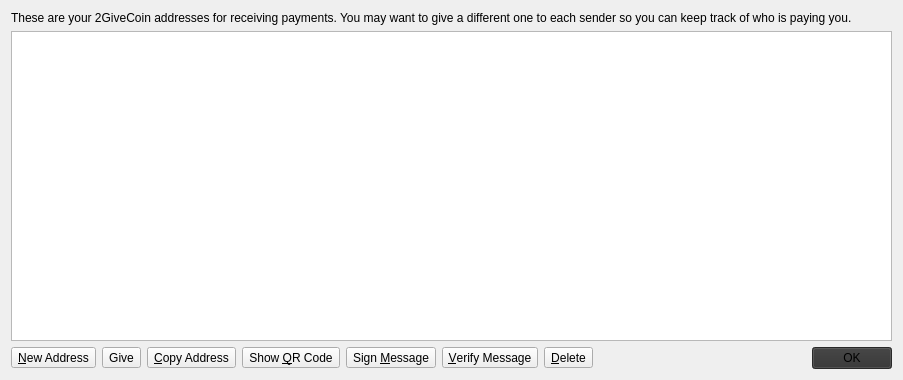
This is src/qt/forms/addressbookpage.ui in LittleDuke/2GIVE as Qt 5 draws it before an edit. The edited form follows.
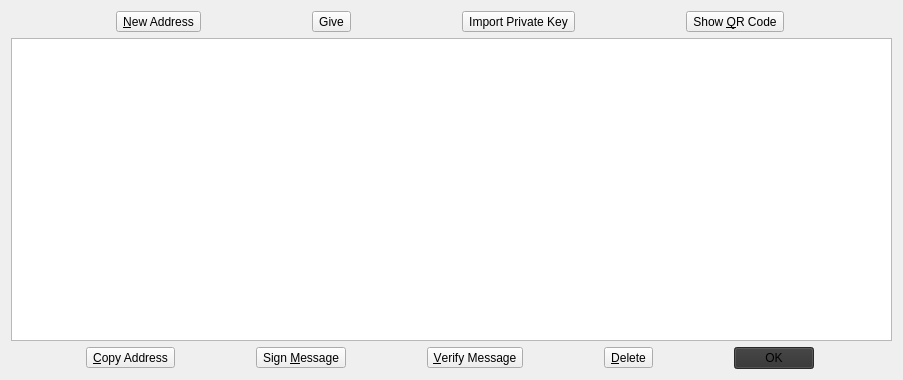
This is the edited form. Icons and pictures are not drawn.

The edit to the form file:
```diff
--- a/src/qt/forms/addressbookpage.ui
+++ b/src/qt/forms/addressbookpage.ui
@@ -15,17 +15,53 @@
   </property>
   <layout class="QVBoxLayout" name="verticalLayout">
    <item>
-    <widget class="QLabel" name="labelExplanation">
-     <property name="text">
-      <string>These are your 2GiveCoin addresses for receiving payments. You may want to give a different one to each sender so you can keep track of who is paying you.</string>
-     </property>
-     <property name="textFormat">
-      <enum>Qt::PlainText</enum>
-     </property>
-     <property name="wordWrap">
-      <bool>true</bool>
-     </property>
-    </widget>
+    <layout class="QHBoxLayout" name="horizontalLayout_2">
+     <item>
+      <widget class="QToolButton" name="newAddressButton">
+       <property name="toolTip">
+        <string>Create a new address</string>
+       </property>
+       <property name="text">
+        <string>&amp;New Address</string>
+       </property>
+       <property name="icon">
+        <iconset resource="../bitcoin.qrc">
+         <normaloff>:/icons/add</normaloff>:/icons/add</iconset>
+       </property>
+       <property name="toolButtonStyle">
+        <enum>Qt::ToolButtonTextOnly</enum>
+       </property>
+      </widget>
+     </item>
+     <item>
+      <widget class="QToolButton" name="giveButton">
+       <property name="text">
+        <string>Give</string>
+       </property>
+      </widget>
+     </item>
+     <item>
+      <widget class="QToolButton" name="importButton">
+       <property name="text">
+        <string>Import Private Key</string>
+       </property>
+      </widget>
+     </item>
+     <item>
+      <widget class="QToolButton" name="showQRCode">
+       <property name="text">
+        <string>Show &amp;QR Code</string>
+       </property>
+       <property name="icon">
+        <iconset resource="../bitcoin.qrc">
+         <normaloff>:/icons/qrcode</normaloff>:/icons/qrcode</iconset>
+       </property>
+       <property name="toolButtonStyle">
+        <enum>Qt::ToolButtonTextOnly</enum>
+       </property>
+      </widget>
+     </item>
+    </layout>
    </item>
    <item>
     <widget class="QTableView" name="tableView">
@@ -57,30 +93,6 @@
    </item>
    <item>
     <layout class="QHBoxLayout" name="horizontalLayout">
-     <item>
-      <widget class="QToolButton" name="newAddressButton">
-       <property name="toolTip">
-        <string>Create a new address</string>
-       </property>
-       <property name="text">
-        <string>&amp;New Address</string>
-       </property>
-       <property name="icon">
-        <iconset resource="../bitcoin.qrc">
-         <normaloff>:/icons/add</normaloff>:/icons/add</iconset>
-       </property>
-       <property name="toolButtonStyle">
-        <enum>Qt::ToolButtonTextOnly</enum>
-       </property>
-      </widget>
-     </item>
-     <item>
-      <widget class="QToolButton" name="giveButton">
-       <property name="text">
-        <string>Give</string>
-       </property>
-      </widget>
-     </item>
      <item>
       <widget class="QToolButton" name="copyToClipboard">
        <property name="toolTip">
@@ -98,20 +110,6 @@
        </property>
       </widget>
      </item>
-     <item>
-      <widget class="QToolButton" name="showQRCode">
-       <property name="text">
-        <string>Show &amp;QR Code</string>
-       </property>
-       <property name="icon">
-        <iconset resource="../bitcoin.qrc">
-         <normaloff>:/icons/qrcode</normaloff>:/icons/qrcode</iconset>
-       </property>
-       <property name="toolButtonStyle">
-        <enum>Qt::ToolButtonTextOnly</enum>
-       </property>
-      </widget>
-     </item>
      <item>
       <widget class="QToolButton" name="signMessage">
        <property name="minimumSize">
@@ -169,19 +167,6 @@
        </property>
       </widget>
      </item>
-     <item>
-      <spacer name="horizontalSpacer">
-       <property name="orientation">
-        <enum>Qt::Horizontal</enum>
-       </property>
-       <property name="sizeHint" stdset="0">
-        <size>
-         <width>40</width>
-         <height>20</height>
-        </size>
-       </property>
-      </spacer>
-     </item>
      <item>
       <widget class="QDialogButtonBox" name="buttonBox">
        <property name="sizePolicy">
```
